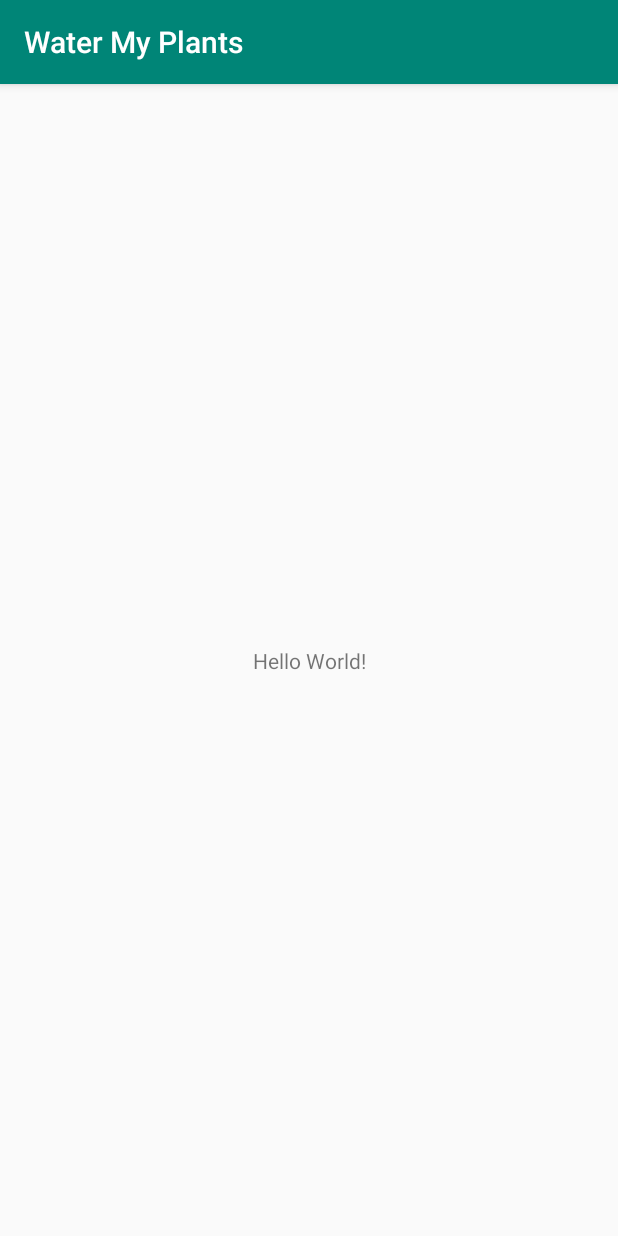
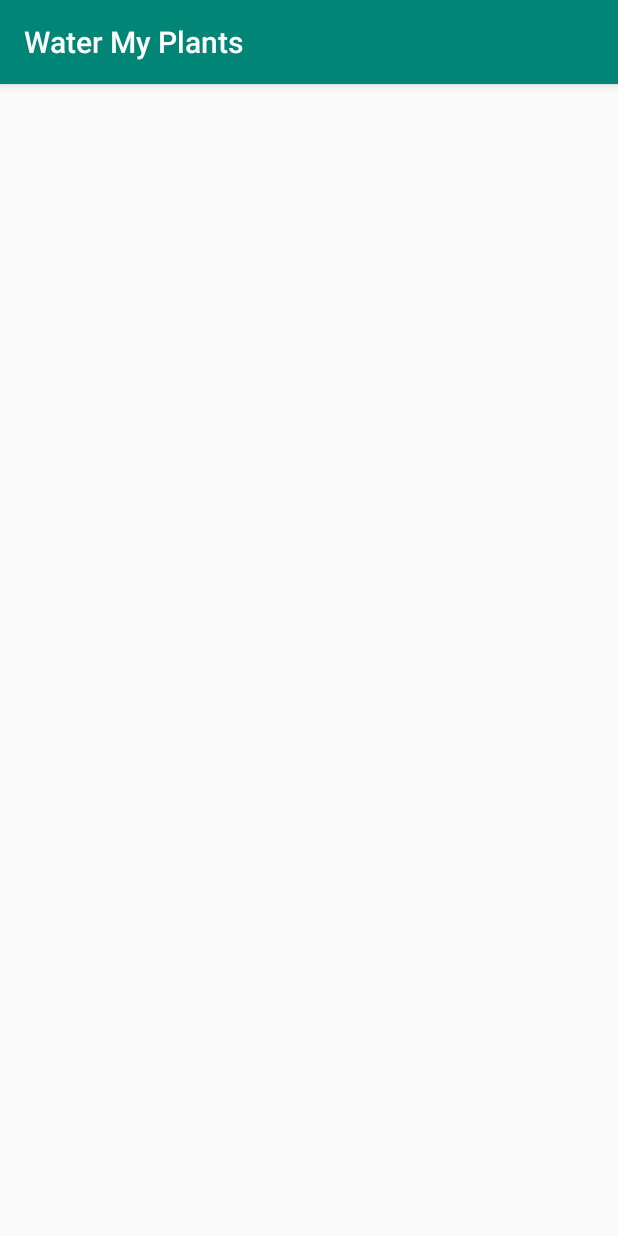
Before and after one commit to Uptiie/ANDROID-2, an Android app: the screen it shows after launch (MainActivity), on a phone screen of 412 x 824 dp. Run offline under Robolectric (Android 15) with nearby library versions, the phone set to English and light mode, and no system bars; libraries missing offline, so code that uses them is left out: com.bluelinelabs.conductor; 2 statements that could not run were skipped.

```diff
--- a/app/src/main/res/layout/activity_main.xml
+++ b/app/src/main/res/layout/activity_main.xml
@@ -1,18 +1,11 @@
 <?xml version="1.0" encoding="utf-8"?>
-<androidx.constraintlayout.widget.ConstraintLayout xmlns:android="http://schemas.android.com/apk/res/android"
+<androidx.constraintlayout.widget.ConstraintLayout
+    android:id="@+id/activity_main_parent"
+    xmlns:android="http://schemas.android.com/apk/res/android"
     xmlns:app="http://schemas.android.com/apk/res-auto"
     xmlns:tools="http://schemas.android.com/tools"
     android:layout_width="match_parent"
     android:layout_height="match_parent"
     tools:context=".MainActivity">
 
-    <TextView
-        android:layout_width="wrap_content"
-        android:layout_height="wrap_content"
-        android:text="Hello World!"
-        app:layout_constraintBottom_toBottomOf="parent"
-        app:layout_constraintLeft_toLeftOf="parent"
-        app:layout_constraintRight_toRightOf="parent"
-        app:layout_constraintTop_toTopOf="parent" />
-
 </androidx.constraintlayout.widget.ConstraintLayout>
```
Also changed, not shown: app/src/main/java/com/example/watermyplants/MainActivity.kt (+21 -0 lines), app/src/main/java/com/example/watermyplants/controllers/RootController.kt (added, +20 -0 lines).
